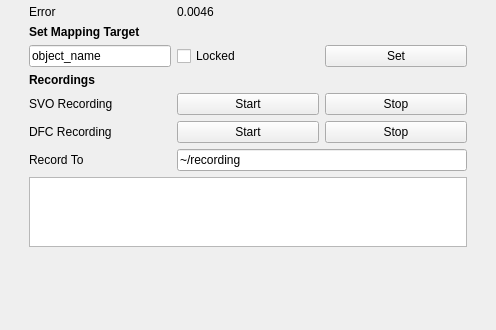
Old version of the form riptide_rviz/riptide_rviz/src/MappingPanel.ui in the repository osu-uwrt/riptide_gui; both pictures show x 0 to 496 and y 229 to 559 of the 496 by 559 pixel window.
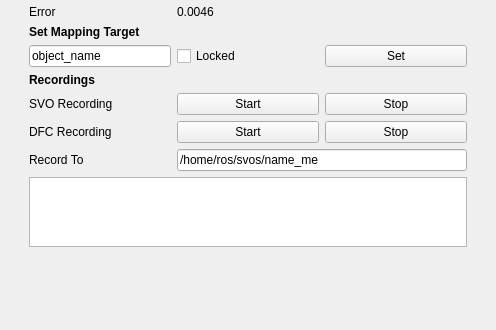
New version of the form.

Commit message: SVO path must be ABSOLUTE

What changed in the file:
```diff
--- a/riptide_rviz/riptide_rviz/src/MappingPanel.ui
+++ b/riptide_rviz/riptide_rviz/src/MappingPanel.ui
@@ -52,7 +52,7 @@
          <item row="20" column="1" colspan="2">
           <widget class="QLineEdit" name="recordDst">
            <property name="text">
-            <string>~/recording</string>
+            <string>/home/ros/svos/name_me</string>
            </property>
           </widget>
          </item>
```
The commit also changes 1 other file.
